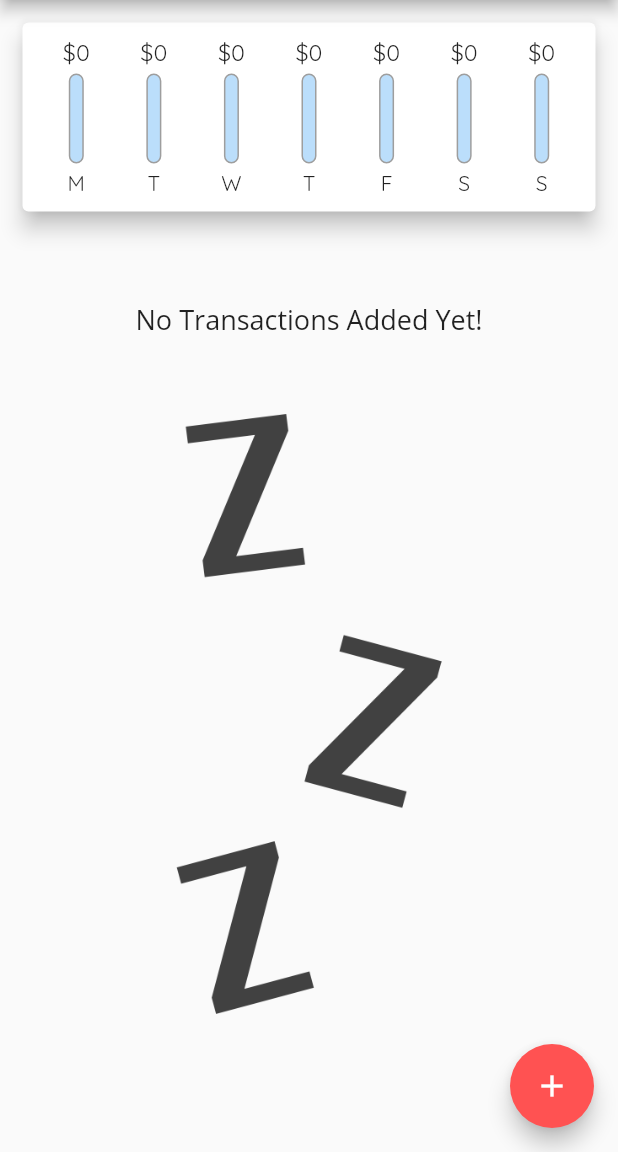
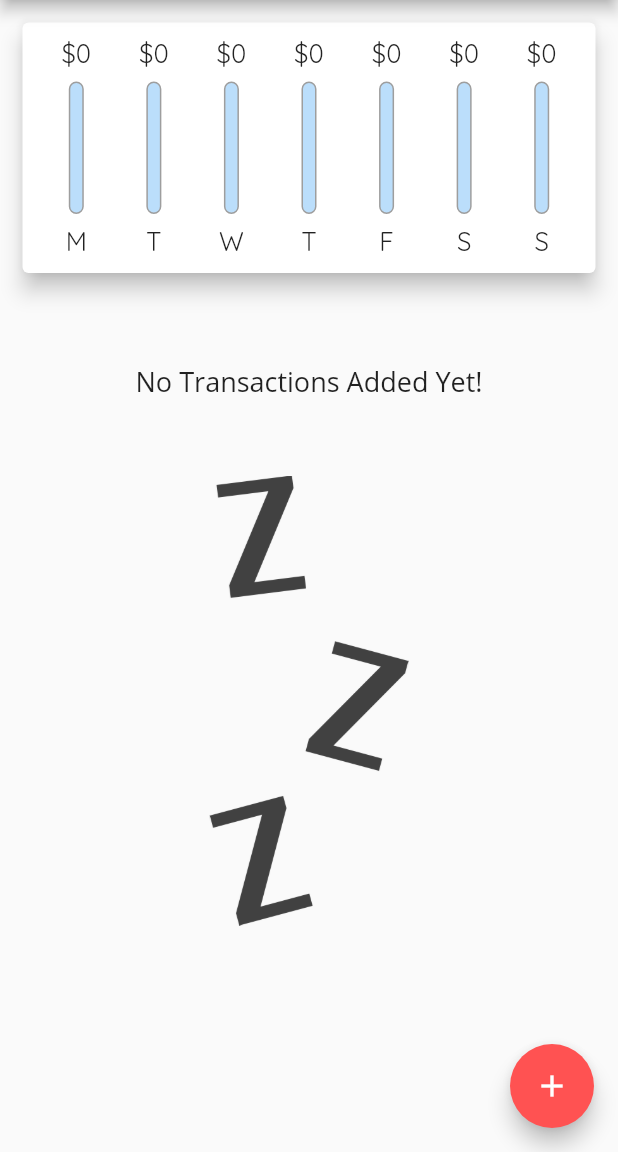
Before and after one commit to kpirabaharan/Flutter, a Flutter app: the screen it shows after launch, on a phone screen of 412 x 824 dp, the part 84-1236 px from its top. Run offline on Flutter 3.47's test engine with Material 2 defaults, Android fonts, the phone set to English and light mode, and no system bars.

Commit message:
Dynamic Heights to Chart and TransactionList (Works in Portrait)

```diff
--- a/section_4_widgets/lib/main.dart
+++ b/section_4_widgets/lib/main.dart
@@ -95,22 +95,35 @@ class _MyHomePageState extends State<MyHomePage> {
 
   @override
   Widget build(BuildContext context) {
+    final appBar = AppBar(
+      title: Text('Personal Expenses'),
+      actions: [
+        IconButton(
+            onPressed: () => _startAddNewTransaction(context),
+            icon: Icon(Icons.add))
+      ],
+    );
     return Scaffold(
-      appBar: AppBar(
-        title: Text('Personal Expenses'),
-        actions: [
-          IconButton(
-              onPressed: () => _startAddNewTransaction(context),
-              icon: Icon(Icons.add))
-        ],
-      ),
+      appBar: appBar,
       body: SingleChildScrollView(
         child: Column(
           // mainAxisAlignment: MainAxisAlignment.spaceAround,
           crossAxisAlignment: CrossAxisAlignment.stretch,
           children: [
-            Chart(_recentTransactions),
-            TransactionList(_userTransactions, _deleteTransaction)
+            Container(
+              height: (MediaQuery.of(context).size.height -
+                      appBar.preferredSize.height -
+                      MediaQuery.of(context).padding.top) *
+                  0.25,
+              child: Chart(_recentTransactions),
+            ),
+            Container(
+              height: (MediaQuery.of(context).size.height -
+                      appBar.preferredSize.height -
+                      MediaQuery.of(context).padding.top) *
+                  0.75,
+              child: TransactionList(_userTransactions, _deleteTransaction),
+            )
           ],
         ),
       ),
--- a/section_4_widgets/lib/widgets/chart_bar.dart
+++ b/section_4_widgets/lib/widgets/chart_bar.dart
@@ -12,41 +12,51 @@ class ChartBar extends StatelessWidget {
 
   @override
   Widget build(BuildContext context) {
-    return Container(
-      child: Column(children: [
+    return LayoutBuilder(builder: (ctx, constraints) {
+      return Column(children: [
         Container(
-            height: 20,
-            child: FittedBox(
-                child: Text('\$${spendingAmount.toStringAsFixed(0)}'))),
+          height: constraints.maxHeight * 0.15,
+          child: FittedBox(
+            child: Text('\$${spendingAmount.toStringAsFixed(0)}'),
+          ),
+        ),
         SizedBox(
-          height: 4,
+          height: constraints.maxHeight * 0.05,
         ),
         Container(
-          height: 60,
+          height: constraints.maxHeight * 0.6,
           width: 10,
           child: Stack(
             children: [
               Container(
                 decoration: BoxDecoration(
-                    border: Border.all(color: Colors.grey, width: 1),
-                    color: Theme.of(context).primaryColorLight,
-                    borderRadius: BorderRadius.circular(10)),
+                  border: Border.all(color: Colors.grey, width: 1),
+                  color: Theme.of(context).primaryColorLight,
+                  borderRadius: BorderRadius.circular(10),
+                ),
               ),
               FractionallySizedBox(
                 heightFactor: spendingPctofTotal,
                 child: Container(
-                    decoration: BoxDecoration(
-                        color: Theme.of(context).primaryColorDark,
-                        borderRadius: BorderRadius.circular(10))),
+                  decoration: BoxDecoration(
+                    color: Theme.of(context).primaryColorDark,
+                    borderRadius: BorderRadius.circular(10),
+                  ),
+                ),
               )
             ],
           ),
         ),
         SizedBox(
-          height: 4,
+          height: constraints.maxHeight * 0.05,
         ),
-        Text(label),
-      ]),
-    );
+        Container(
+          height: constraints.maxHeight * 0.15,
+          child: FittedBox(
+            child: Text(label),
+          ),
+        ),
+      ]);
+    });
   }
 }
--- a/section_4_widgets/lib/widgets/transaction_list.dart
+++ b/section_4_widgets/lib/widgets/transaction_list.dart
@@ -11,9 +11,7 @@ class TransactionList extends StatelessWidget {
 
   @override
   Widget build(BuildContext context) {
-    return Container(
-      height: 650,
-      child: transactions.isEmpty
+    return transactions.isEmpty
         ? Column(
             children: [
               SizedBox(
@@ -25,7 +23,7 @@ class TransactionList extends StatelessWidget {
                 height: 50,
               ),
               Container(
-                  height: 400,
+                height: 300,
                 child: Image.asset(
                   'assets/images/waiting.png',
                   fit: BoxFit.cover,
@@ -48,12 +46,15 @@ class TransactionList extends StatelessWidget {
                       padding: const EdgeInsets.all(6),
                       child: FittedBox(
                         child: Text(
-                              "\$${transactions[index].amount.toStringAsFixed(2)}"),
+                          "\$${transactions[index].amount.toStringAsFixed(2)}",
                         ),
                       ),
                     ),
-                    title: Text(transactions[index].title,
-                        style: Theme.of(context).textTheme.titleMedium),
+                  ),
+                  title: Text(
+                    transactions[index].title,
+                    style: Theme.of(context).textTheme.titleMedium,
+                  ),
                   subtitle: Text(
                     DateFormat.yMMMd().format(transactions[index].date),
                   ),
@@ -66,7 +67,6 @@ class TransactionList extends StatelessWidget {
               );
             },
             itemCount: transactions.length,
-            ),
           );
   }
 }
```
Lines whose indentation alone changed are shown as unchanged.
